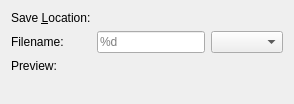
This is src/Gui/SettingsDialog/VideoSaveOptions.ui in KDE/spectacle as Qt 5 draws it before an edit. The edited form follows.
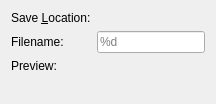
This is the edited form. Custom widgets are drawn as their Qt base class.

Commit message: Use KConfigDialogManager system instead of directly setting video format

```diff
--- a/src/Gui/SettingsDialog/VideoSaveOptions.ui
+++ b/src/Gui/SettingsDialog/VideoSaveOptions.ui
@@ -39,9 +39,6 @@
        </property>
       </widget>
      </item>
-     <item>
-      <widget class="QComboBox" name="videoFormatComboBox"/>
-     </item>
     </layout>
    </item>
    <item row="3" column="0">
```
The commit also changes 5 other files.
